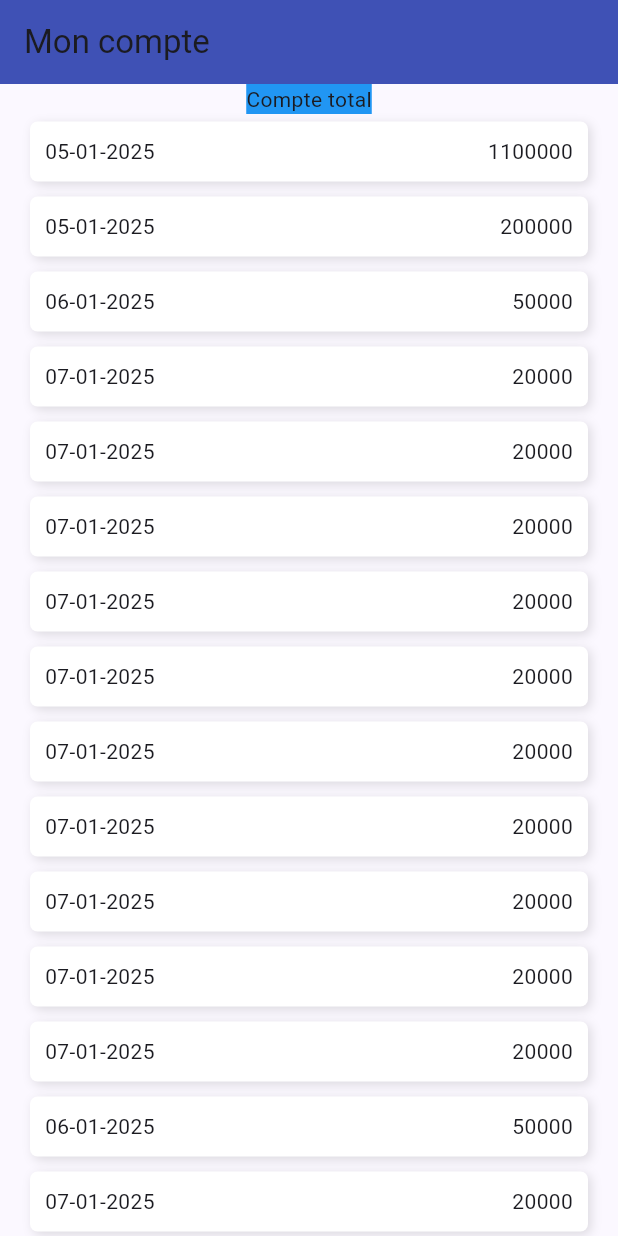
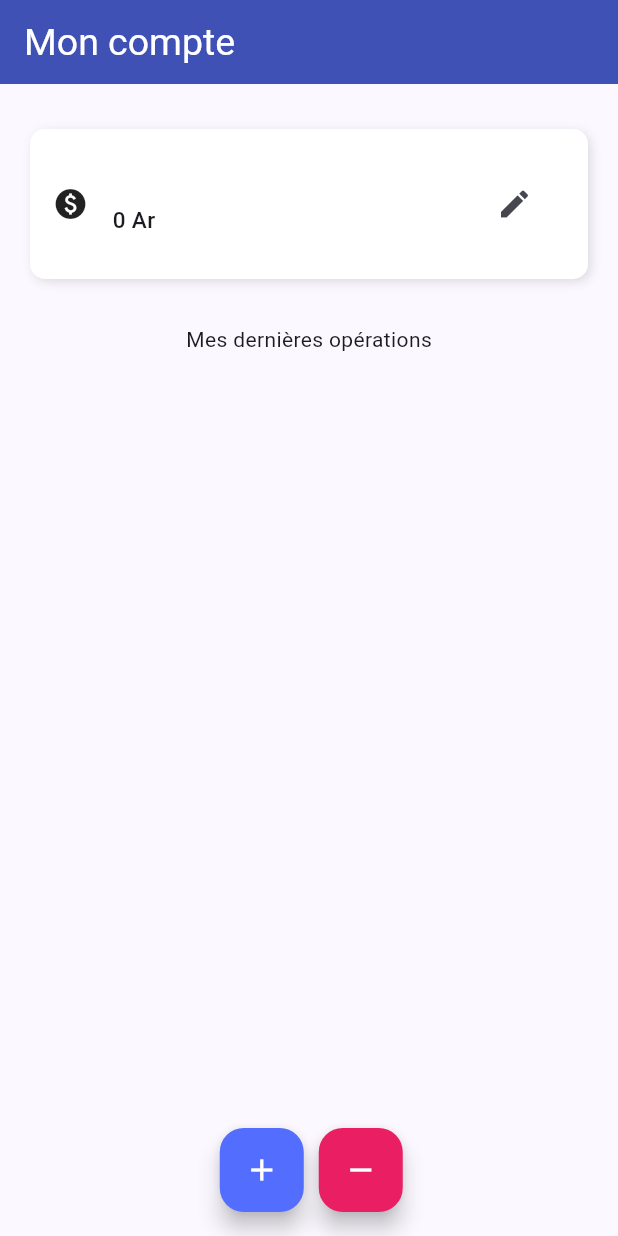
Before and after one commit to RRedstar/my_money, a Flutter app: the screen it shows after launch, on a phone screen of 412 x 824 dp. Run offline on Flutter 3.47's test engine with Material 3 defaults, Android fonts, the phone set to English and light mode, and no system bars; our stand-ins replace hive, hive_flutter; accounts and stored records are empty; statements that could not run were skipped.

Commit message:
80%, add hive

```diff
--- a/lib/homepage.dart
+++ b/lib/homepage.dart
@@ -1,231 +1,290 @@
 import 'package:flutter/material.dart';
+import 'package:flutter/services.dart';
+import 'package:hive/hive.dart';
+import 'trans_row.dart';
+import 'package:intl/intl.dart';
 
+final List transactions = [
+  // {
+  //   'date': '05-01-2025',
+  //   'montant': 1100000,
+  //   'debit': false,
+  // },
+  // {
+  //   'date': '05-01-2025',
+  //   'montant': 200000,
+  //   'debit': true,
+  // },
+  // {
+  //   'date': '06-01-2025',
+  //   'montant': 50000,
+  //   'debit': true,
+  // },
+  // {
+  //   'date': '07-01-2025',
+  //   'montant': 20000,
+  //   'debit': true,
+  // },
+  // {
+  //   'date': '07-01-2025',
+  //   'montant': 20000,
+  //   'debit': true,
+  // },
+  // {
+  //   'date': '07-01-2025',
+  //   'montant': 20000,
+  //   'debit': true,
+  // },
+  // {
+  //   'date': '07-01-2025',
+  //   'montant': 20000,
+  //   'debit': true,
+  // },
+  // {
+  //   'date': '07-01-2025',
+  //   'montant': 20000,
+  //   'debit': true,
+  // },
+  // {
+  //   'date': '07-01-2025',
+  //   'montant': 20000,
+  //   'debit': true,
+  // },
+  // {
+  //   'date': '07-01-2025',
+  //   'montant': 20000,
+  //   'debit': true,
+  // },
+  // {
+  //   'date': '07-01-2025',
+  //   'montant': 20000,
+  //   'debit': true,
+  // },
+  // {
+  //   'date': '07-01-2025',
+  //   'montant': 20000,
+  //   'debit': true,
+  // },
+  // {
+  //   'date': '07-01-2025',
+  //   'montant': 20000,
+  //   'debit': true,
+  // },
+  // {
+  //   'date': '07-01-2025',
+  //   'montant': 20000,
+  //   'debit': true,
+  // },
+  // {
+  //   'date': '07-01-2025',
+  //   'montant': 20000,
+  //   'debit': true,
+  // }
+
+];
+num cash = 0;
+var formater = NumberFormat("#,###",'fr_FR');
 
 // Page d'accueuil
 class HomePage extends StatelessWidget {
-  final List transactions = [
-    {
-      'date': '05-01-2025',
-      'montant': 1100000,
-      'debit': true,
-    },
-    {
-      'date': '05-01-2025',
-      'montant': 200000,
-      'debit': false,
-    },
-    {
-      'date': '06-01-2025',
-      'montant': 50000,
-      'debit': false,
-    },
-    {
-      'date': '07-01-2025',
-      'montant': 20000,
-      'debit': false,
-    },
-    {
-      'date': '07-01-2025',
-      'montant': 20000,
-      'debit': false,
-    },
-    {
-      'date': '07-01-2025',
-      'montant': 20000,
-      'debit': false,
-    },
-    {
-      'date': '07-01-2025',
-      'montant': 20000,
-      'debit': false,
-    },
-    {
-      'date': '07-01-2025',
-      'montant': 20000,
-      'debit': false,
-    },
-    {
-      'date': '07-01-2025',
-      'montant': 20000,
-      'debit': false,
-    },
-    {
-      'date': '07-01-2025',
-      'montant': 20000,
-      'debit': false,
-    },
-    {
-      'date': '07-01-2025',
-      'montant': 20000,
-      'debit': false,
-    },
-    {
-      'date': '07-01-2025',
-      'montant': 20000,
-      'debit': false,
-    },
-    {
-      'date': '07-01-2025',
-      'montant': 20000,
-      'debit': false,
-    },
-    {
-      'date': '06-01-2025',
-      'montant': 50000,
-      'debit': false,
-    },
-    {
-      'date': '07-01-2025',
-      'montant': 20000,
-      'debit': false,
-    },
-    {
-      'date': '07-01-2025',
-      'montant': 20000,
-      'debit': false,
-    },
-    {
-      'date': '07-01-2025',
-      'montant': 20000,
-      'debit': false,
-    },
-    {
-      'date': '07-01-2025',
-      'montant': 20000,
-      'debit': false,
-    },
-    {
-      'date': '07-01-2025',
-      'montant': 20000,
-      'debit': false,
-    },
-    {
-      'date': '07-01-2025',
-      'montant': 20000,
-      'debit': false,
-    },
-    {
-      'date': '07-01-2025',
-      'montant': 20000,
-      'debit': false,
-    },
-    {
-      'date': '07-01-2025',
-      'montant': 20000,
-      'debit': false,
-    },
-    {
-      'date': '07-01-2025',
-      'montant': 20000,
-      'debit': false,
-    },
-    {
-      'date': '07-01-2025',
-      'montant': 20000,
-      'debit': false,
-    },
-  ];
+  @override
+  Widget build(BuildContext context) {
+    return HomeContent();
+  }
+}
+
+class HomeContent extends StatefulWidget {
+  const HomeContent({super.key});
+
+  @override
+  _HomeContentState createState() => _HomeContentState();
+}
+
+class _HomeContentState extends State<HomeContent> {
+  TextEditingController controller = TextEditingController();
+  final box = Hive.box('mon_compte');
+  String compte = "";
+
 
 
   @override
-  Widget build(BuildContext context) {
-    return Scaffold(
-      appBar: AppBar(
-        backgroundColor: Colors.indigo,
-        title: Text("Mon compte"),
+  void initState() {
+    super.initState();
+    compte = box.get('name') ? box.get('name') : "Your Name Here" ;
+    cash = transactions.fold(0, (prev, element) {
+      return element['debit'] ? prev - element['montant'] : prev + element['montant'];
+    });
+  }
+
+  operationDialog(BuildContext context, bool retrait){
+    String title = retrait ? "Retrait": "Dépot";
+    controller.text = "";
+
+    showDialog(context: context,
+        builder: (context) => AlertDialog(
+          title: Text(title),
+          content: TextField(
+            keyboardType: TextInputType.number,
+            controller: controller,
+            decoration: InputDecoration(hintText: "Entrer le montant en Ar"),
           ),
-      body:Center(
-        child: Column(
-          mainAxisAlignment: MainAxisAlignment.center,
-          children: [
-            // Compte principale
-            Container(
-              color: Colors.blue,
-              child: Text("Compte total"),
-            ),
+          actions: [
+            TextButton(onPressed: () {
+              if(controller.text.isEmpty || num.parse(controller.text) > cash){
+                return;
+              }
+              num value = num.parse(controller.text) ;
+              String date = DateFormat('dd/MM/yyyy').format(DateTime.now());
+              setState(
+                      (){
+                    transactions.add({'date': date, 'montant': value, 'debit': retrait});
+                    cash = retrait ? cash - value: cash + value;
+                  }
+              );
+              controller.text = "";
+              Navigator.pop(context);
 
-            // Liste des transactions
-            Column(
-              children: transactions.map(
-                (tr){
-                  return Container(
-                          padding: EdgeInsets.all(10),
-                          margin: EdgeInsets.fromLTRB(20, 5, 20, 5),
-                          decoration: BoxDecoration(
-                            color: Colors.white,
-                            borderRadius: BorderRadius.circular(5),
-                            boxShadow: [BoxShadow(
-                              color: Colors.black12,
-                              offset: Offset(2, 2),
-                              blurRadius: 5,
-                            )],
-                          ),
-
-                          child: Row(
-                              mainAxisAlignment: MainAxisAlignment.spaceBetween,
-                              children: [
-                                Text(tr['date']),
-                                Text(tr['montant'].toString()),
+            }, child: Text("Valider"))
           ],
         )
-
-                        );
-                }
-              ).toList()
-              ),
-          ],
-        ),
-      ),
-
     );
   }
 
+  rename(context){
+    controller.text = compte;
+    // Afficher un dialog pour saisir le nom
+    showDialog(context: context,
+        builder: (context) => AlertDialog(
+          title: Text("Renommer le compte"),
+          content: TextField(
+            controller: controller,
+            decoration: InputDecoration(
+                hintText: "Entrer le nouveau nom"),
+          ),
+          actions: [
+            TextButton(onPressed: () {
+              if(controller.text.isEmpty){
+                return;
               }
+              setState(
+                  (){
+                    compte = controller.text;
+                  }
+              );
+              controller.text = "";
+              Navigator.pop(context);
 
-
-class MyHomePage extends StatefulWidget {
-
-  final String title = "Home";
-
-  @override
-  State<MyHomePage> createState() => _MyHomePageState();
-}
-
-class _MyHomePageState extends State<MyHomePage> {
-  int _counter = 0;
-
-  void _incrementCounter() {
-    setState(() {
-      _counter++;
-    });
+            }, child: Text("Valider"))
+          ],
+        )
+    );
   }
 
   @override
   Widget build(BuildContext context) {
     return Scaffold(
         appBar: AppBar(
-        backgroundColor: Theme.of(context).colorScheme.inversePrimary,
-        title: Text(widget.title),
+          titleTextStyle: TextStyle(color: Colors.white, fontSize: 25),
+          backgroundColor: Colors.indigo,
+          title: Text("Mon compte"),
         ),
         body: Center(
           child: Column(
-          mainAxisAlignment: MainAxisAlignment.center,
-          children: <Widget>[
-            const Text(
-              'You have pushed the button this many times:',
-            ),
-            Text(
-              '$_counter',
-              style: Theme.of(context).textTheme.headlineMedium,
+
+            mainAxisAlignment: MainAxisAlignment.start,
+            children: [
+              // Compte principale
+              Container(
+                  width: double.infinity,
+                  height: 100,
+                  padding:const EdgeInsets.all(15),
+                  margin: const EdgeInsets.fromLTRB(20, 30, 20, 30),
+                  decoration: BoxDecoration(
+                    color: Colors.white,
+                    borderRadius: BorderRadius.circular(10),
+                    boxShadow: const [
+                      BoxShadow(
+                        color: Colors.black12,
+                        offset: Offset(2, 2),
+                        blurRadius: 5,
                       ),
                     ],
                   ),
+                  child: Stack(
+                    alignment: AlignmentDirectional.centerStart,
+                    children: [
+                      const Icon(Icons.paid),
+                      Positioned(
+                        left: 40,
+                        child: Column(
+                          crossAxisAlignment: CrossAxisAlignment.start,
+                          children: [
+                            Text(compte,
+                                style: TextStyle(fontWeight: FontWeight.bold, fontSize: 15)),
+                            Text("${formater.format(cash)} Ar",
+                                style: TextStyle(fontWeight: FontWeight.w500, fontSize: 15)),
+
+                          ],
+                        ),),
+
+                      Positioned(
+                        right: 10,
+                        child: IconButton(
+                            onPressed: (){rename(context);} ,
+                            icon: Icon(Icons.edit)),
                       ),
-      floatingActionButton: FloatingActionButton(
-        onPressed: _incrementCounter,
-        tooltip: 'Increment',
-        child: const Icon(Icons.add),
-      ), // This trailing comma makes auto-formatting nicer for build methods.
+                    ],
+                  )
+              ),
+
+              const Text("Mes dernières opérations"),
+
+              // Liste des transactions
+              Expanded(
+                child: Scrollbar(
+                  child: ListView.builder(
+                    reverse: true,
+                    itemCount: transactions.length,
+                    itemBuilder: (context, index) {
+                      var tr = transactions[index];
+                      return TransRow(tr);
+                    },
+                  ),
+                ),
+              ),
+
+            ],
+          ),
+        ),
+        floatingActionButton: Container(
+          margin: EdgeInsets.fromLTRB(35, 0, 0, 0),
+          child: Row(
+            mainAxisAlignment: MainAxisAlignment.center,
+
+            mainAxisSize: MainAxisSize.max,
+            children: [
+              FloatingActionButton(
+                backgroundColor: Colors.indigoAccent,
+                focusColor: Colors.blue,
+                child: Icon(Icons.add, color: Colors.white,),
+                onPressed: () {
+                  operationDialog(context, false);
+                },
+              ),
+              SizedBox(width: 10),
+              FloatingActionButton(
+                backgroundColor: Colors.pink,
+                focusColor: Colors.red,
+                child: Icon(Icons.remove, color: Colors.white,),
+                onPressed: () {
+                  setState(() {
+                    operationDialog(context, true);
+                  });
+                },
+              ),
+            ],
+          ),
+        )
     );
   }
 }
--- /dev/null
+++ b/lib/new_transaction.dart
@@ -0,0 +1 @@
+import 'package:flutter/material.dart';
--- a/pubspec.yaml
+++ b/pubspec.yaml
@@ -30,6 +30,9 @@ environment:
 dependencies:
   flutter:
     sdk: flutter
+  intl: ^0.18.0
+  hive: ^2.2.3
+  hive_flutter: ^1.1.0
 
   # The following adds the Cupertino Icons font to your application.
   # Use with the CupertinoIcons class for iOS style icons.
```
Also changed, not shown: lib/main.dart (+12 -1 lines), lib/trans_row.dart (added, +43 -0 lines), pubspec.lock. Lines whose indentation alone changed are shown as unchanged.
